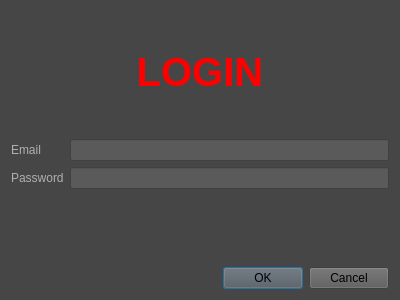
First picture: the form in breadnbutter/gui/login.ui, repository jacksodl23/cs-205-pet-adoption, before the edit.
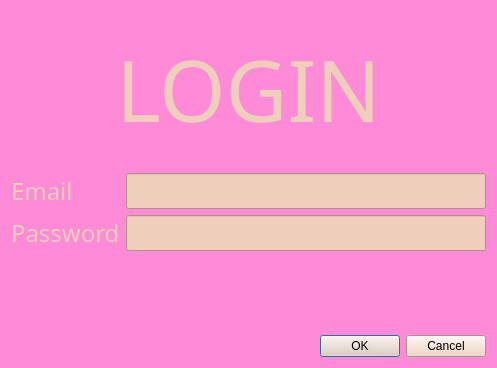
Second picture: the form after the edit.

Commit message: updated color scheme

What changed in the file:
```diff
--- a/breadnbutter/gui/login.ui
+++ b/breadnbutter/gui/login.ui
@@ -6,28 +6,32 @@
    <rect>
     <x>0</x>
     <y>0</y>
-    <width>400</width>
-    <height>300</height>
+    <width>497</width>
+    <height>368</height>
    </rect>
   </property>
   <property name="windowTitle">
    <string>Dialog</string>
   </property>
   <property name="styleSheet">
-   <string notr="true">background-color: rgb(70, 70, 70);</string>
+   <string notr="true">background-color: rgb(255, 138, 216);</string>
   </property>
   <layout class="QGridLayout" name="gridLayout">
    <item row="0" column="0">
     <widget class="QLabel" name="loginLabel">
      <property name="font">
       <font>
-       <pointsize>30</pointsize>
-       <weight>75</weight>
-       <bold>true</bold>
+       <family>Chalkboard SE</family>
+       <pointsize>64</pointsize>
+       <weight>50</weight>
+       <bold>false</bold>
       </font>
      </property>
+     <property name="styleSheet">
+      <string notr="true">color: rgb(239, 207, 187);</string>
+     </property>
      <property name="text">
-      <string>&lt;b&gt;&lt;font color=red&gt;LOGIN&lt;/b&gt;&lt;font&gt;</string>
+      <string>LOGIN</string>
      </property>
      <property name="alignment">
       <set>Qt::AlignCenter</set>
@@ -38,8 +42,14 @@
     <layout class="QFormLayout" name="formLayout">
      <item row="0" column="0">
       <widget class="QLabel" name="emailLabel">
+       <property name="font">
+        <font>
+         <family>Chalkboard SE</family>
+         <pointsize>18</pointsize>
+        </font>
+       </property>
        <property name="styleSheet">
-        <string notr="true">color: rgb(176, 175, 177);</string>
+        <string notr="true">color: rgb(239, 207, 187);</string>
        </property>
        <property name="text">
         <string>Email</string>
@@ -48,15 +58,26 @@
      </item>
      <item row="0" column="1">
       <widget class="QLineEdit" name="emailField">
+       <property name="font">
+        <font>
+         <pointsize>18</pointsize>
+        </font>
+       </property>
        <property name="styleSheet">
-        <string notr="true">background-color: rgb(90, 90, 90);</string>
+        <string notr="true">background-color:rgb(239, 207, 187);</string>
        </property>
       </widget>
      </item>
      <item row="1" column="0">
       <widget class="QLabel" name="passwordLabel">
+       <property name="font">
+        <font>
+         <family>Chalkboard SE</family>
+         <pointsize>18</pointsize>
+        </font>
+       </property>
        <property name="styleSheet">
-        <string notr="true">color: rgb(176, 175, 177);</string>
+        <string notr="true">color: rgb(239, 207, 187);</string>
        </property>
        <property name="text">
         <string>Password</string>
@@ -65,8 +86,13 @@
      </item>
      <item row="1" column="1">
       <widget class="QLineEdit" name="passwordField">
+       <property name="font">
+        <font>
+         <pointsize>18</pointsize>
+        </font>
+       </property>
        <property name="styleSheet">
-        <string notr="true">background-color: rgb(90, 90, 90);</string>
+        <string notr="true">background-color:rgb(239, 207, 187);</string>
        </property>
        <property name="echoMode">
         <enum>QLineEdit::Password</enum>
@@ -77,8 +103,15 @@
    </item>
    <item row="2" column="0">
     <widget class="QDialogButtonBox" name="loginOkay">
+     <property name="font">
+      <font>
+       <family>Chalkboard SE</family>
+       <pointsize>18</pointsize>
+      </font>
+     </property>
      <property name="styleSheet">
-      <string notr="true">background-color: rgb(90, 90, 90);</string>
+      <string notr="true">background-color:rgb(239, 207, 187);
+color: rgb(0, 0, 0);</string>
      </property>
      <property name="orientation">
       <enum>Qt::Horizontal</enum>
```
The commit also changes 3 other files.
